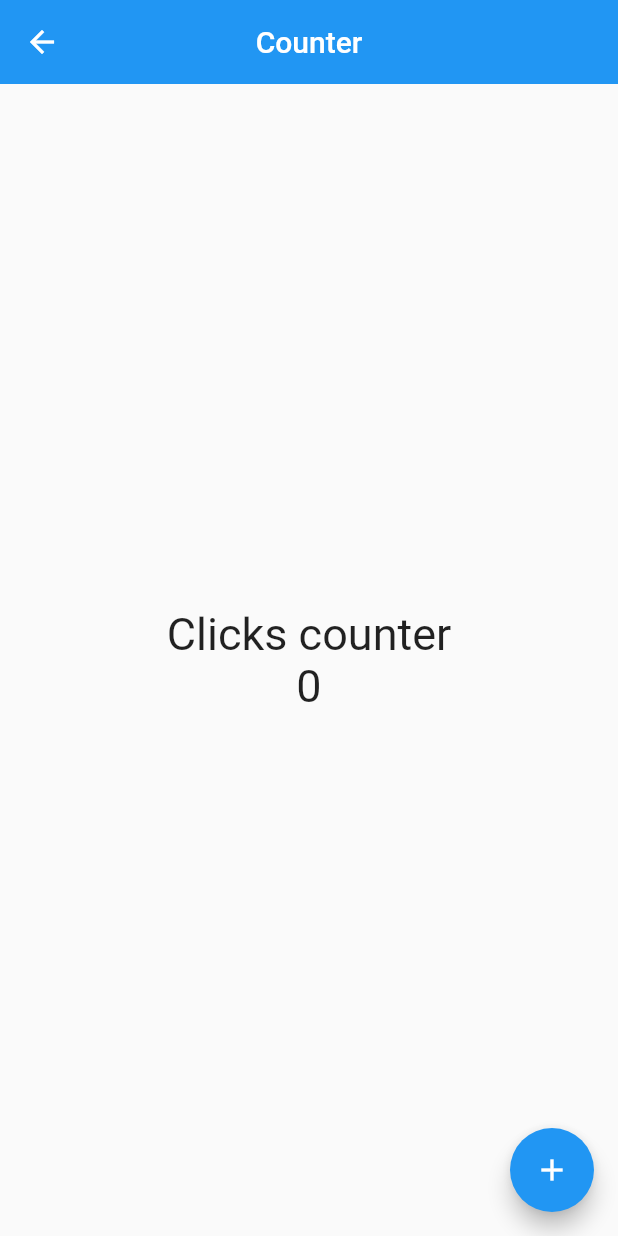
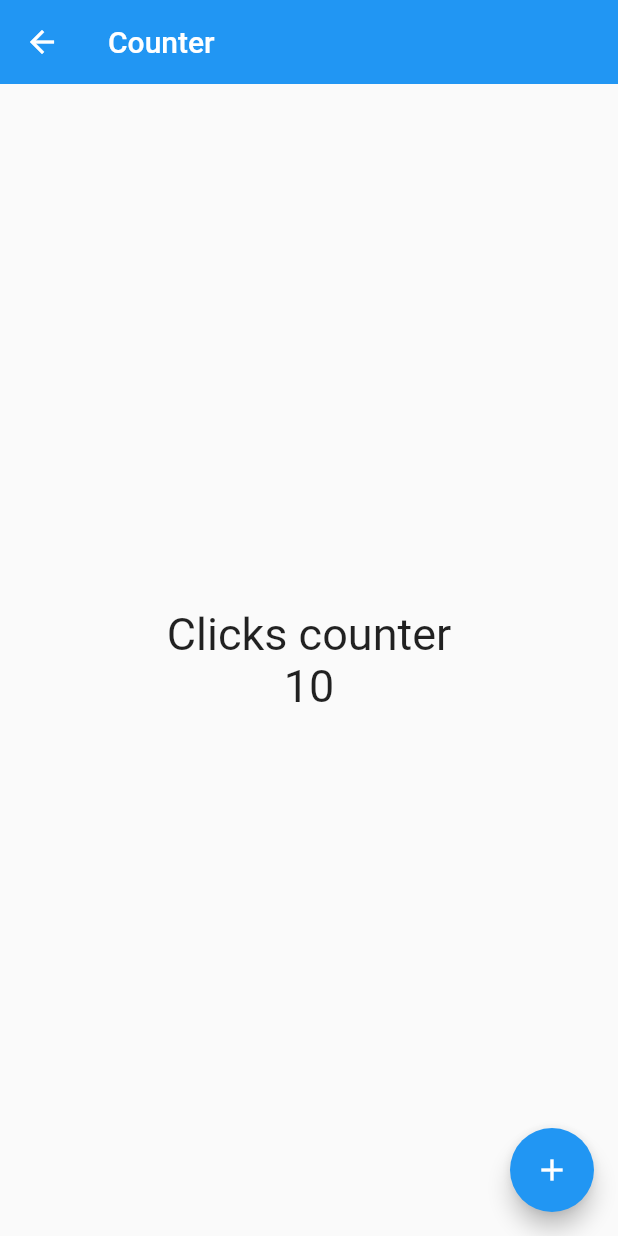
Before and after one commit to dtlucho/flutter_counter, a Flutter app: the HomeScreen screen opened directly, on a phone screen of 412 x 824 dp. Run offline on Flutter 3.47's test engine with Material 2 defaults, Android fonts, the phone set to English and light mode, and no system bars.

Commit message:
folder structure refactor

```diff
--- a/lib/src/screens/home_screen.dart
+++ b/lib/screens/home_screen.dart
@@ -10,7 +10,6 @@ class HomeScreen extends StatelessWidget {
     return Scaffold(
       appBar: AppBar(
         title: const Text("Counter"),
-        centerTitle: true,
         elevation: 0.0,
       ),
       body: Center(
@@ -18,14 +17,14 @@ class HomeScreen extends StatelessWidget {
           mainAxisAlignment: MainAxisAlignment.center,
           children: const <Widget>[
             Text("Clicks counter", style: style),
-            Text("0", style: style),
+            Text("10", style: style),
           ],
         ),
       ),
       floatingActionButton: FloatingActionButton(
         child: const Icon(Icons.add),
         onPressed: () {
-          print("Add to counter");
+          print('Add to counter');
         },
       ),
     );
--- a/pubspec.yaml
+++ b/pubspec.yaml
@@ -1,4 +1,4 @@
-name: counter
+name: flutter_counter
 description: A new Flutter project.
 
 # The following line prevents the package from being accidentally published to
```
Also changed, not shown: lib/screens/counter_screen.dart (renamed from lib/src/screens/contador_screen.dart, +12 -8 lines).
